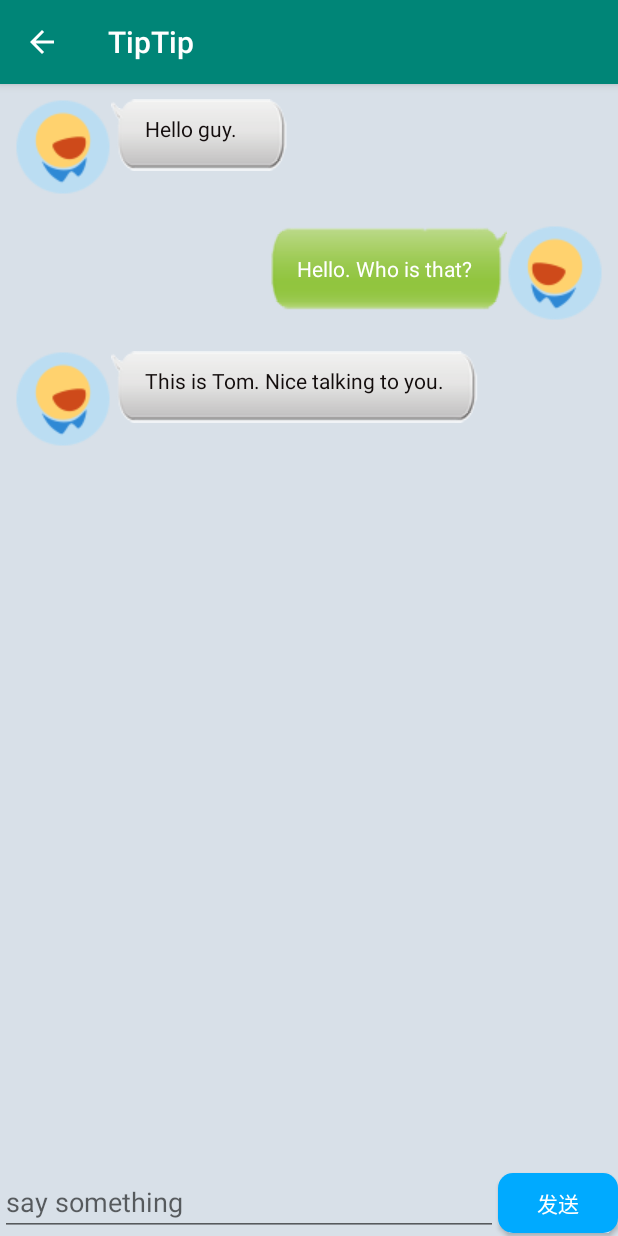
After one commit to SpeakingSword/SocialSoftware, an Android app: the ChatActivity screen opened directly, with no data from a screen before it, on a phone screen of 412 x 824 dp. The commit adds this screen. Run offline under Robolectric (Android 15) with nearby library versions, the phone set to English and light mode, and no system bars.

Commit message:
some change

```diff
--- a/app/src/main/AndroidManifest.xml
+++ b/app/src/main/AndroidManifest.xml
@@ -47,7 +47,6 @@
             android:theme="@style/welcomeActivity">
             <intent-filter>
                 <action android:name="android.intent.action.MAIN" />
-
                 <category android:name="android.intent.category.LAUNCHER" />
             </intent-filter>
         </activity>
@@ -118,6 +117,7 @@
             android:name=".AddFriendActivity"
             android:label="@string/addFriend" />
         <activity android:name=".Friend_infoActivity" android:label="@string/friend_info"  android:theme="@style/friend_infoActivity"></activity>
+        <activity android:name=".ChatActivity" android:theme="@style/chatActivity" ></activity>
 
     </application>
 
--- /dev/null
+++ b/app/src/main/java/com/example/hp/tiptip/ChatActivity.java
@@ -0,0 +1,78 @@
+package com.example.hp.tiptip;
+
+import android.os.Bundle;
+import android.support.v7.app.AppCompatActivity;
+import android.support.v7.widget.LinearLayoutManager;
+import android.support.v7.widget.RecyclerView;
+import android.view.MenuItem;
+import android.view.View;
+import android.widget.Button;
+import android.widget.EditText;
+
+import java.util.ArrayList;
+import java.util.List;
+
+public class ChatActivity extends AppCompatActivity {
+    private List<Msg> msgList = new ArrayList<Msg>();
+    private EditText msg_chat;
+    private Button send;
+    private RecyclerView msgReView;
+    private MsgAdapter adapter;
+
+    @Override
+    protected void onCreate(Bundle savedInstanceState){
+        super.onCreate(savedInstanceState);
+        setContentView(R.layout.activity_chat);
+
+        msg_chat =  findViewById(R.id.msg_chat);
+        send =  findViewById(R.id.send);
+        msgReView =  findViewById(R.id.msg_view);
+        android.support.v7.app.ActionBar actionBar = getSupportActionBar();
+        if(actionBar != null){
+            actionBar.setHomeButtonEnabled(true);
+            actionBar.setDisplayHomeAsUpEnabled(true);
+        }
+
+        LinearLayoutManager layoutManager = new LinearLayoutManager(this);
+        msgReView.setLayoutManager(layoutManager);
+        adapter = new MsgAdapter(msgList);
+        msgReView.setAdapter(adapter);
+        initMsgs();
+
+        send.setOnClickListener(new View.OnClickListener() {
+            @Override
+            public void onClick(View v) {
+                String content = msg_chat.getText().toString();
+                if (!"".equals(content)) {
+                    Msg msg = new Msg(content, Msg.TYPE_SENT);
+                    msgList.add(msg);
+                    // 当有新消息时，刷新ListView中的显示
+                    adapter.notifyItemInserted(msgList.size() - 1);
+                    // 将ListView定位到最后一行
+                    msgReView.scrollToPosition(msgList.size() - 1);
+                    // 清空输入框中的内容
+                    msg_chat.setText("");
+                }
+            }
+        });
+    }
+
+    private void initMsgs() {
+        Msg msg1 = new Msg("Hello guy.", Msg.TYPE_RECEIVED);
+        msgList.add(msg1);
+        Msg msg2 = new Msg("Hello. Who is that?", Msg.TYPE_SENT);
+        msgList.add(msg2);
+        Msg msg3 = new Msg("This is Tom. Nice talking to you. ", Msg.TYPE_RECEIVED);
+        msgList.add(msg3);
+    }
+
+    @Override
+    public boolean onOptionsItemSelected(MenuItem item) {
+        switch (item.getItemId()) {
+            case android.R.id.home:
+                this.finish();
+                return true;
+        }
+        return super.onOptionsItemSelected(item);
+    }
+}
--- a/app/src/main/java/com/example/hp/tiptip/ContactFragment.java
+++ b/app/src/main/java/com/example/hp/tiptip/ContactFragment.java
@@ -210,7 +210,7 @@ public class ContactFragment extends Fragment {
     }
 
     private void showFriendList(){
-       // contactNames = new String[] {"张三丰", "郭靖", "黄蓉", "黄老邪", "赵敏", "123", "天山童姥", "任我行", "于万亭", "陈家洛", "韦小宝", "$6", "穆人清", "陈圆圆", "郭芙", "郭襄", "穆念慈", "东方不败", "梅超风", "林平之", "林远图", "灭绝师太", "段誉", "鸠摩智"};
+       //contactNames = new String[] {"张三丰", "郭靖", "黄蓉", "黄老邪", "赵敏", "123", "天山童姥", "任我行", "于万亭", "陈家洛", "韦小宝", "$6", "穆人清", "陈圆圆", "郭芙", "郭襄", "穆念慈", "东方不败", "梅超风", "林平之", "林远图", "灭绝师太", "段誉", "鸠摩智"};
         contactList = getActivity().findViewById(R.id.contact_list);
         letterView = getActivity().findViewById(R.id.letter_view);
         layoutManager = new LinearLayoutManager(getActivity());
--- a/app/src/main/java/com/example/hp/tiptip/Friend_infoActivity.java
+++ b/app/src/main/java/com/example/hp/tiptip/Friend_infoActivity.java
@@ -6,6 +6,8 @@ import android.os.Message;
 import android.support.v7.app.AppCompatActivity;
 import android.os.Bundle;
 import android.util.Log;
+import android.view.MenuItem;
+import android.view.View;
 import android.widget.TextView;
 import android.widget.Toast;
 
@@ -30,7 +32,7 @@ public class Friend_infoActivity extends AppCompatActivity {
         public void handleMessage(Message msg) {
                 JSONObject jsonObject = (JSONObject) msg.obj;
                 try {
-                    friendName.setText(friendName.getText().toString()+jsonObject.getString("friendName"));
+                    friendName.setText(friendName.getText().toString()+jsonObject.getString("userName"));
                 }catch (JSONException e){
                     Log.d("TAG", "handleMessage: "+e.getMessage());
                 }
@@ -47,13 +49,22 @@ public class Friend_infoActivity extends AppCompatActivity {
             actionBar.setHomeButtonEnabled(true);
             actionBar.setDisplayHomeAsUpEnabled(true);
         }
-
         showFriendInfo();
     }
 
     void initVariable(){
         friendId = findViewById(R.id.friendId);
         friendName = findViewById(R.id.friendName);
+    }
+
+    @Override
+    public boolean onOptionsItemSelected(MenuItem item) {
+        switch (item.getItemId()) {
+            case android.R.id.home:
+                this.finish();
+                return true;
+        }
+        return super.onOptionsItemSelected(item);
     }
 
     private void showFriendInfo(){
@@ -64,7 +75,7 @@ public class Friend_infoActivity extends AppCompatActivity {
         OkHttpClient client = new OkHttpClient.Builder().build();
 
         RequestBody post = new FormBody.Builder()
-                .add("friendId", bundle.getString("friendId"))
+                .add("userId", bundle.getString("friendId"))
                 .build();
 
         Request request = new Request.Builder()
@@ -103,4 +114,12 @@ public class Friend_infoActivity extends AppCompatActivity {
             }
         });
     }
+
+    public void goToChat(View view){
+        startActivity(new Intent(Friend_infoActivity.this,ChatActivity.class));
+    }
+
+    public void deleteFriendCheck(View view){
+
+    }
 }
--- /dev/null
+++ b/app/src/main/java/com/example/hp/tiptip/Msg.java
@@ -0,0 +1,39 @@
+package com.example.hp.tiptip;
+
+public class Msg {
+    public static final int TYPE_RECEIVED = 0;// 接收消息
+    public static final int TYPE_SENT = 1;// 发送消息
+
+    private String content;
+
+    private int type;
+
+    public Msg(String content, int type) {
+        this.content = content;
+        this.type = type;
+    }
+
+    public static int getTypeReceived() {
+        return TYPE_RECEIVED;
+    }
+
+    public static int getTypeSent() {
+        return TYPE_SENT;
+    }
+
+    public String getContent() {
+        return content;
+    }
+
+    public void setContent(String content) {
+        this.content = content;
+    }
+
+    public int getType() {
+        return type;
+    }
+
+    public void setType(int type) {
+        this.type = type;
+    }
+}
--- /dev/null
+++ b/app/src/main/java/com/example/hp/tiptip/MsgAdapter.java
@@ -0,0 +1,93 @@
+package com.example.hp.tiptip;
+
+import android.content.Context;
+import android.support.v7.widget.RecyclerView;
+import android.util.AttributeSet;
+import android.view.LayoutInflater;
+import android.view.View;
+import android.view.ViewGroup;
+import android.widget.ImageView;
+import android.widget.LinearLayout;
+import android.widget.TextView;
+
+import java.util.List;
+
+public class MsgAdapter extends RecyclerView.Adapter<MsgAdapter.ViewHolder>{
+
+    private List<Msg> mMsgList;
+
+    static class ViewHolder extends RecyclerView.ViewHolder{
+
+        LinearLayout leftLayout;
+        LinearLayout rightLayout;
+        TextView leftMsg;
+        TextView rightMsg;
+        ImageView  leftHead;
+        ImageView rightHead;
+
+
+        // view表示父类的布局，用其获取子项
+        public ViewHolder(View view) {
+            super(view);
+            leftLayout =  view.findViewById(R.id.left_layout);
+            rightLayout =  view.findViewById(R.id.right_layout);
+            leftMsg =  view.findViewById(R.id.left_msg);
+            rightMsg =  view.findViewById(R.id.right_msg);
+            leftHead =  view.findViewById(R.id.head_left);
+            rightHead  =  view.findViewById(R.id.head_right);
+
+        }
+    }
+
+    public MsgAdapter(List<Msg> msgList) {
+        mMsgList = msgList;
+    }
+
+    /**
+     * &#x521b;&#x5efa; ViewHolder &#x52a0;&#x8f7d; RecycleView &#x5b50;&#x9879;&#x7684;&#x5e03;&#x5c40;
+     *
+     * @param parent
+     * @param viewType
+     * @return
+     */
+    @Override
+    public ViewHolder onCreateViewHolder(ViewGroup parent, int viewType) {
+        View view = LayoutInflater.from(parent.getContext()).inflate(R.layout.msg_item, parent, false);
+        return new ViewHolder(view);
+    }
+
+    /**
+     * 为 RecycleView 子项赋值
+     * 赋值通过 position 判断子项位置
+     * 当子项进入界面时执行
+     *
+     * @param holder
+     * @param position
+     */
+    @Override
+    public void onBindViewHolder(ViewHolder holder, int position) {
+        Msg msg = mMsgList.get(position);
+        if (msg.getType() == Msg.TYPE_RECEIVED) {
+            // 如果是收到的消息，则显示左边的消息布局，将右边的消息布局隐藏
+            holder.leftLayout.setVisibility(View.VISIBLE);
+            holder.rightLayout.setVisibility(View.GONE);
+            holder.leftMsg.setText(msg.getContent());
+            holder.leftHead.setVisibility(View.VISIBLE);
+            holder.rightHead.setVisibility(View.GONE);
+        } else if (msg.getType() == Msg.TYPE_SENT) {
+            // 如果是发出的消息，则显示右边的消息布局，将左边的消息布局隐藏
+            holder.rightLayout.setVisibility(View.VISIBLE);
+            holder.leftLayout.setVisibility(View.GONE);
+            holder.rightMsg.setText(msg.getContent());
+            holder.rightHead.setVisibility(View.VISIBLE);
+            holder.leftHead.setVisibility(View.GONE);
+        }
+    }
+
+    @Override
+    public int getItemCount() {
+        return mMsgList.size();
+
+    }
+
+}
--- a/app/src/main/java/com/example/hp/tiptip/Urls.java
+++ b/app/src/main/java/com/example/hp/tiptip/Urls.java
@@ -6,5 +6,5 @@ public class Urls {
     public final static String REGISTER_URL= LOCAL_HOST+"registerAction";
     public final static String ADD_FRIEND_URL = LOCAL_HOST+"addFriendAction";
     public final static String GET_FRIEND_LIST_URL = LOCAL_HOST+"getFriendListAction";
-    public final static String GET_FRIEND_INFO_URL = LOCAL_HOST+"getFriend_infoAction";
+    public final static String GET_FRIEND_INFO_URL = LOCAL_HOST+"getFriendDataAction";
 }
--- /dev/null
+++ b/app/src/main/res/drawable/send_btn.xml
@@ -0,0 +1,9 @@
+<?xml version="1.0" encoding="utf-8"?>
+<selector xmlns:android="http://schemas.android.com/apk/res/android">
+<item>
+    <shape >
+        <solid android:color="#00aaff" />
+        <corners android:radius="10dp"/>
+    </shape>
+</item>
+</selector>
--- /dev/null
+++ b/app/src/main/res/layout/activity_chat.xml
@@ -0,0 +1,38 @@
+<?xml version="1.0" encoding="utf-8"?>
+<LinearLayout xmlns:android="http://schemas.android.com/apk/res/android"
+    android:layout_width="match_parent"
+    android:layout_height="match_parent"
+    android:orientation="vertical"
+    android:background="#d8e0e8">
+
+    <android.support.v7.widget.RecyclerView
+        android:layout_weight="1"
+        android:id="@+id/msg_view"
+        android:layout_height="0dp"
+        android:layout_width="match_parent"/>
+    <LinearLayout
+        android:layout_width="match_parent"
+        android:layout_height="wrap_content">
+
+
+
+        <EditText
+            android:id="@+id/msg_chat"
+            android:layout_width="0dp"
+            android:layout_height="wrap_content"
+            android:layout_weight="1"
+            android:hint="say something"
+            android:maxLines="2"/>
+        <Button
+            android:id="@+id/send"
+            android:layout_width="80dp"
+            android:layout_height="40dp"
+            android:text="发送"
+            android:background="@drawable/send_btn"
+            android:textColor="#fff"/>
+
+
+    </LinearLayout>
+
+
+</LinearLayout>
--- a/app/src/main/res/layout/activity_friend_info.xml
+++ b/app/src/main/res/layout/activity_friend_info.xml
@@ -73,6 +73,7 @@
             android:layout_height="58dp"
             android:text="@string/goToChat"
             android:textSize="18sp"
+            android:onClick="goToChat"
             android:layout_gravity="center_horizontal"
             />
         <Button
--- a/app/src/main/res/layout/fragment_contact.xml
+++ b/app/src/main/res/layout/fragment_contact.xml
@@ -4,11 +4,12 @@
     android:layout_width="match_parent"
     android:layout_height="match_parent"
     tools:context=".ContactFragment">
+    <!-- TODO: Update blank fragment layout -->
 
-    <!-- TODO: Update blank fragment layout -->
     <RelativeLayout
         android:layout_width="match_parent"
-        android:layout_height="match_parent">
+        android:layout_height="match_parent"
+        android:paddingBottom="60dp">
     <android.support.v7.widget.RecyclerView
     android:id="@+id/contact_list"
     android:layout_width="match_parent"
@@ -21,5 +22,4 @@
         android:layout_alignParentRight="true"
         />
     </RelativeLayout>
-
 </FrameLayout>
--- /dev/null
+++ b/app/src/main/res/layout/msg_item.xml
@@ -0,0 +1,67 @@
+<?xml version="1.0" encoding="utf-8"?>
+<LinearLayout xmlns:android="http://schemas.android.com/apk/res/android"
+    android:layout_width="match_parent"
+    android:layout_height="wrap_content"
+    android:orientation="vertical"
+    android:padding="10dp">
+
+    <LinearLayout
+        android:layout_width="wrap_content"
+        android:layout_height="wrap_content"
+        android:orientation="horizontal">
+
+        <ImageView
+            android:id="@+id/head_left"
+            android:layout_width="wrap_content"
+            android:layout_height="wrap_content"
+            android:layout_gravity="left"
+            android:src="@drawable/head_left"/>
+
+
+        <LinearLayout
+        android:id="@+id/left_layout"
+        android:layout_width="wrap_content"
+        android:layout_height="wrap_content"
+        android:layout_gravity="left"
+        android:background="@drawable/msg_left">
+
+        <TextView
+            android:id="@+id/left_msg"
+            android:layout_width="wrap_content"
+            android:layout_height="wrap_content"
+            android:gravity="center"
+            android:layout_margin="10dp"
+            android:textColor="#130D0D"
+
+            />
+        </LinearLayout>
+    </LinearLayout>
+        <LinearLayout
+            android:layout_width="wrap_content"
+            android:layout_height="wrap_content"
+            android:layout_gravity="right"
+            android:orientation="horizontal">
+
+          <LinearLayout
+        android:id="@+id/right_layout"
+        android:layout_width="wrap_content"
+        android:layout_height="wrap_content"
+        android:layout_gravity="right"
+        android:background="@drawable/msg_right">
+
+        <TextView
+            android:id="@+id/right_msg"
+            android:layout_width="wrap_content"
+            android:layout_height="wrap_content"
+            android:gravity="center"
+            android:layout_margin="10dp"
+            android:textColor="#fff"/>
+    </LinearLayout>  <ImageView
+            android:id="@+id/head_right"
+            android:layout_width="wrap_content"
+            android:layout_height="wrap_content"
+            android:src="@drawable/head_right"/>
+        </LinearLayout>
+
+
+</LinearLayout>
--- a/app/src/main/res/values/styles.xml
+++ b/app/src/main/res/values/styles.xml
@@ -27,7 +27,12 @@
         <item name="colorPrimaryDark">@color/colorPrimaryDark</item>
         <item name="colorAccent">@color/colorPrimary</item>
     </style>
-    <style name="friend_infoActivity" parent="Theme.AppCompat.Light.NoActionBar">
+    <style name="friend_infoActivity" parent="Theme.AppCompat.Light.DarkActionBar">
+        <item name="colorPrimary">@color/colorPrimary</item>
+        <item name="colorPrimaryDark">@color/colorPrimaryDark</item>
+        <item name="colorAccent">@color/colorAccent</item>
+    </style>
+    <style name="chatActivity" parent="Theme.AppCompat.Light.DarkActionBar">
         <item name="colorPrimary">@color/colorPrimary</item>
         <item name="colorPrimaryDark">@color/colorPrimaryDark</item>
         <item name="colorAccent">@color/colorAccent</item>
```
Also changed, not shown: app/src/main/res/drawable/head_left.png (added), app/src/main/res/drawable/head_right.png (added), app/src/main/res/drawable/msg_left.9.png (added), app/src/main/res/drawable/msg_right.9.png (added).
